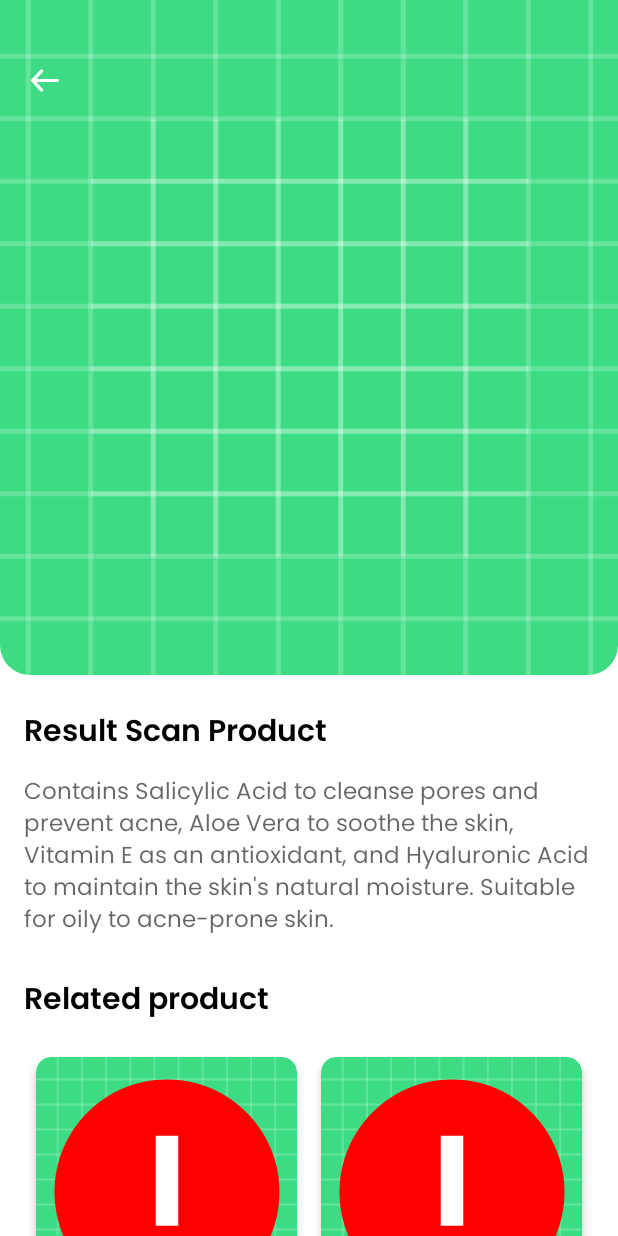
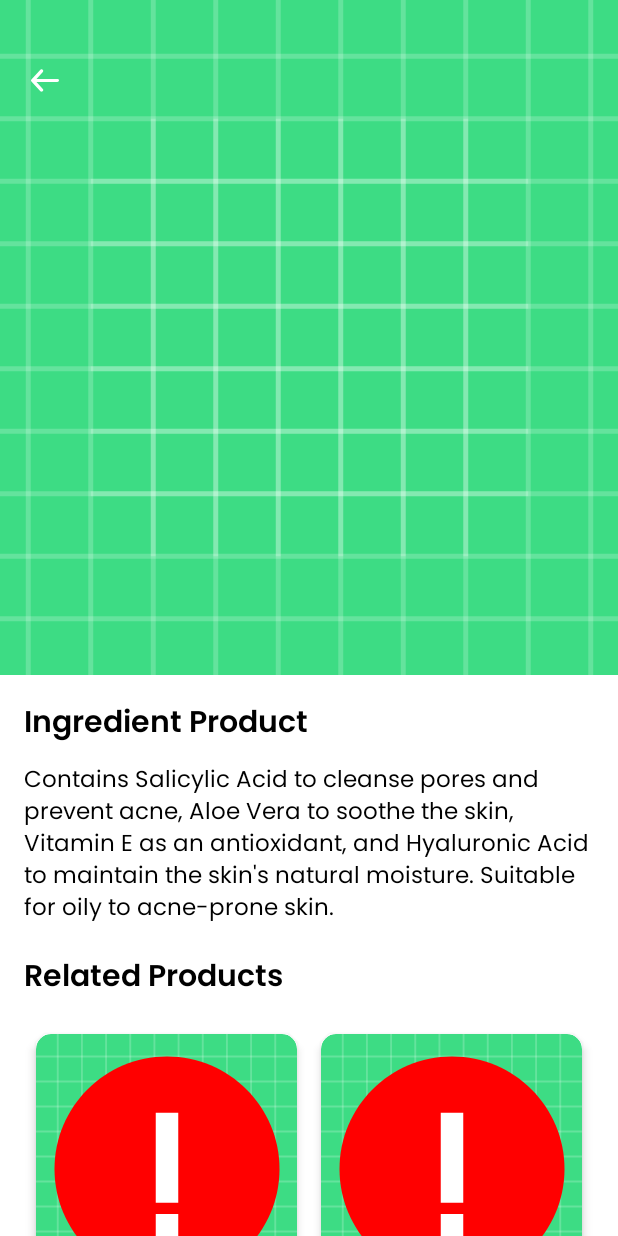
Before and after one commit to foskin-teams/FOSKIN, an Android app: the ResultScanProductActivity screen opened directly, with no data from a screen before it, after a tap on "Foskin Low pH Good Morning Celaser - 250", on a phone screen of 412 x 824 dp. Run offline under Robolectric (Android 15) with nearby library versions, the phone set to English and light mode, and no system bars; pictures from the network do not load; 1 statement that could not run was skipped.

Commit message:
update
fixed cameraX shop

```diff
--- a/app/src/main/java/com/project/foskin/ui/detect/product/ResultScanProductActivity.kt
+++ b/app/src/main/java/com/project/foskin/ui/detect/product/ResultScanProductActivity.kt
@@ -35,8 +35,19 @@ class ResultScanProductActivity : AppCompatActivity() {
         }
 
         val adapter = ProductRecommendedAdapter(this, getProductData())
-        binding.rvRelatedProduct.layoutManager = GridLayoutManager(this, 2) // Grid with 2 columns
+        binding.rvRelatedProduct.layoutManager = GridLayoutManager(this, 2)
         binding.rvRelatedProduct.adapter = adapter
+
+        val maxScrollY = resources.displayMetrics.density * 300
+
+        binding.nestedScrollView.setOnScrollChangeListener { _, _, scrollY, _, _ ->
+            val translationY = if (scrollY <= maxScrollY) {
+                -scrollY.toFloat() / 2
+            } else {
+                -maxScrollY / 2
+            }
+            binding.nestedScrollView.translationY = translationY
+        }
     }
 
     private fun getProductData(): List<ProductItem> {
--- a/app/src/main/java/com/project/foskin/ui/detect/product/ValidateProductScanActivity.kt
+++ b/app/src/main/java/com/project/foskin/ui/detect/product/ValidateProductScanActivity.kt
@@ -43,6 +43,7 @@ class ValidateProductScanActivity : AppCompatActivity() {
                 val intent = Intent(this, ResultScanProductActivity::class.java)
                 intent.putExtra(ResultScanProductActivity.EXTRA_IMAGE_URI, currentImageUri.toString())
                 startActivity(intent)
+                finish()
             }
         }
 
--- a/app/src/main/res/layout/activity_result_scan_product.xml
+++ b/app/src/main/res/layout/activity_result_scan_product.xml
@@ -1,22 +1,68 @@
 <?xml version="1.0" encoding="utf-8"?>
-<androidx.constraintlayout.widget.ConstraintLayout xmlns:android="http://schemas.android.com/apk/res/android"
+<androidx.coordinatorlayout.widget.CoordinatorLayout xmlns:android="http://schemas.android.com/apk/res/android"
     xmlns:app="http://schemas.android.com/apk/res-auto"
-    xmlns:tools="http://schemas.android.com/tools"
-    android:id="@+id/main"
     android:layout_width="match_parent"
-    android:layout_height="match_parent"
-    tools:context=".ui.detect.product.ResultScanProductActivity">
+    android:layout_height="match_parent">
 
     <com.google.android.material.imageview.ShapeableImageView
         android:id="@+id/previewResultImageView"
-        android:layout_width="0dp"
+        android:layout_width="match_parent"
         android:layout_height="450dp"
         android:scaleType="centerCrop"
-        app:layout_constraintEnd_toEndOf="parent"
-        app:layout_constraintStart_toStartOf="parent"
-        app:layout_constraintTop_toTopOf="parent"
-        app:shapeAppearanceOverlay="@style/BottomRounded"
-        app:srcCompat="@drawable/ic_launcher_background" />
+        android:src="@drawable/ic_launcher_background"
+        app:layout_behavior="com.google.android.material.appbar.AppBarLayout$ScrollingViewBehavior" />
+
+    <androidx.core.widget.NestedScrollView
+        android:id="@+id/nestedScrollView"
+        android:layout_width="match_parent"
+        android:layout_height="750dp"
+        android:layout_marginTop="450dp"
+        android:background="@color/white"
+        android:fillViewport="true">
+
+        <LinearLayout
+            android:layout_width="match_parent"
+            android:layout_height="wrap_content"
+            android:orientation="vertical"
+            android:padding="16dp">
+
+            <TextView
+                android:id="@+id/tvTitleResult"
+                android:layout_width="match_parent"
+                android:layout_height="wrap_content"
+                android:fontFamily="@font/poppins_semi_bold"
+                android:text="@string/title_ingredient_product"
+                android:textColor="@color/black"
+                android:textSize="20sp" />
+
+            <TextView
+                android:id="@+id/tvDescResult"
+                android:layout_width="match_parent"
+                android:layout_height="wrap_content"
+                android:layout_marginTop="8dp"
+                android:fontFamily="@font/poppins_regular"
+                android:text="@string/desc_result_scan_product"
+                android:textColor="@color/black"
+                android:textSize="15sp" />
+
+            <TextView
+                android:id="@+id/tvTitleResult2"
+                android:layout_width="match_parent"
+                android:layout_height="wrap_content"
+                android:layout_marginTop="16dp"
+                android:fontFamily="@font/poppins_semi_bold"
+                android:text="Related Products"
+                android:textColor="@color/black"
+                android:textSize="20sp" />
+
+            <androidx.recyclerview.widget.RecyclerView
+                android:id="@+id/rvRelatedProduct"
+                android:layout_width="match_parent"
+                android:layout_height="wrap_content"
+                android:layout_marginTop="12dp"
+                android:layout_marginBottom="200dp"/>
+        </LinearLayout>
+    </androidx.core.widget.NestedScrollView>
 
     <ImageButton
         android:id="@+id/backResult"
@@ -25,66 +71,5 @@
         android:layout_marginStart="16dp"
         android:layout_marginTop="40dp"
         android:background="#00FFFFFF"
-        android:src="@drawable/back_arrow"
-        app:layout_constraintStart_toStartOf="@id/previewResultImageView"
-        app:layout_constraintTop_toTopOf="@id/previewResultImageView" />
-
-    <androidx.core.widget.NestedScrollView
-        android:id="@+id/nestedScrollView"
-        android:layout_width="0dp"
-        android:layout_height="0dp"
-        app:layout_constraintTop_toBottomOf="@id/previewResultImageView"
-        app:layout_constraintStart_toStartOf="parent"
-        app:layout_constraintEnd_toEndOf="parent"
-        app:layout_constraintBottom_toBottomOf="parent">
-
-        <LinearLayout
-            android:layout_width="match_parent"
-            android:layout_height="wrap_content"
-            android:orientation="vertical"
-            android:paddingStart="16dp"
-            android:paddingEnd="16dp">
-
-            <TextView
-                android:id="@+id/tvTitleResult"
-                android:layout_width="match_parent"
-                android:layout_height="wrap_content"
-                android:layout_marginTop="22dp"
-                android:fontFamily="@font/poppins_semi_bold"
-                android:text="@string/title_result_scan_product"
-                android:textColor="@color/black"
-                android:textSize="20sp" />
-
-            <TextView
-                android:id="@+id/tvDescResult"
-                android:layout_width="match_parent"
-                android:layout_height="wrap_content"
-                android:layout_marginTop="10dp"
-                android:fontFamily="@font/poppins_regular"
-                android:hint="Contains Salicylic Acid to cleanse pores and prevent acne, Aloe Vera to soothe the skin, Vitamin E as an antioxidant, and Hyaluronic Acid to maintain the skin's natural moisture. Suitable for oily to acne-prone skin."
-                android:textColor="@color/black"
-                android:textSize="15sp" />
-
-            <TextView
-                android:id="@+id/tvTitleResult2"
-                android:layout_width="match_parent"
-                android:layout_height="wrap_content"
-                android:layout_marginTop="23dp"
-                android:fontFamily="@font/poppins_semi_bold"
-                android:text="@string/title_related_product"
-                android:textColor="@color/black"
-                android:textSize="20sp" />
-
-            <androidx.recyclerview.widget.RecyclerView
-                android:id="@+id/rvRelatedProduct"
-                android:layout_width="match_parent"
-                android:layout_height="wrap_content"
-                android:layout_marginTop="12dp"
-                android:layout_marginBottom="16dp"
-                android:paddingBottom="60dp" />
-
-        </LinearLayout>
-
-    </androidx.core.widget.NestedScrollView>
-
-</androidx.constraintlayout.widget.ConstraintLayout>
+        android:src="@drawable/back_arrow" />
+</androidx.coordinatorlayout.widget.CoordinatorLayout>
--- a/app/src/main/res/values/strings.xml
+++ b/app/src/main/res/values/strings.xml
@@ -51,7 +51,8 @@
     <string name="desc_validate_product_scan">Make sure the front or the ingredients of the product are fully visible, not blurry or cropped!</string>
     <string name="desc_error_validate_product_scan">If your image is blurry or unclear, we can’t analyze the product properly. Try uploading a clearer one for the best results!</string>
     <string name="title_error_validate_product_scan">Oops! The Image Isn’t Clear</string>
-    <string name="title_result_scan_product">Result Scan Product</string>
+    <string name="title_ingredient_product">Ingredient Product</string>
     <string name="title_related_product">Related product</string>
+    <string name="desc_result_scan_product">Contains Salicylic Acid to cleanse pores and prevent acne, Aloe Vera to soothe the skin, Vitamin E as an antioxidant, and Hyaluronic Acid to maintain the skin\'s natural moisture. Suitable for oily to acne-prone skin.</string>
 
 </resources>
```
